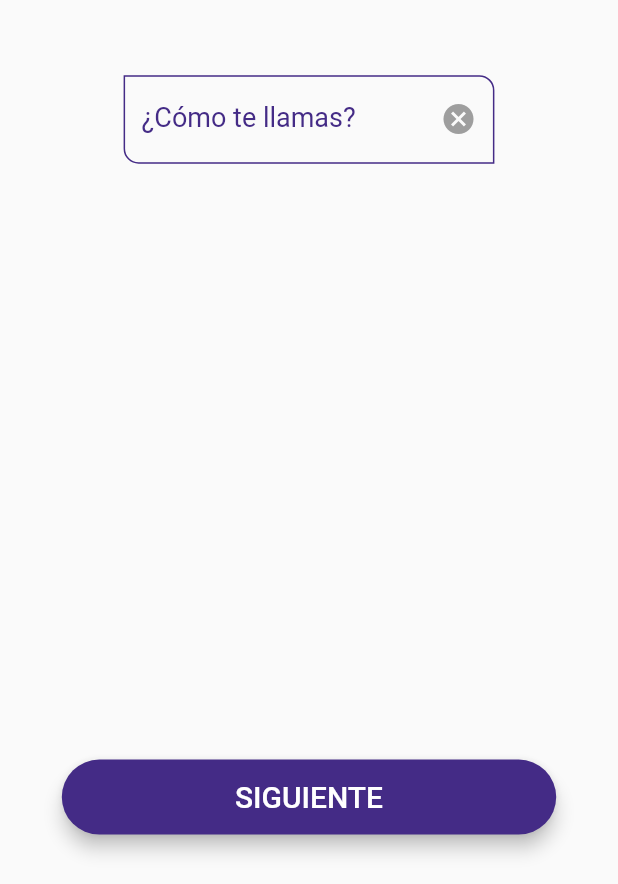
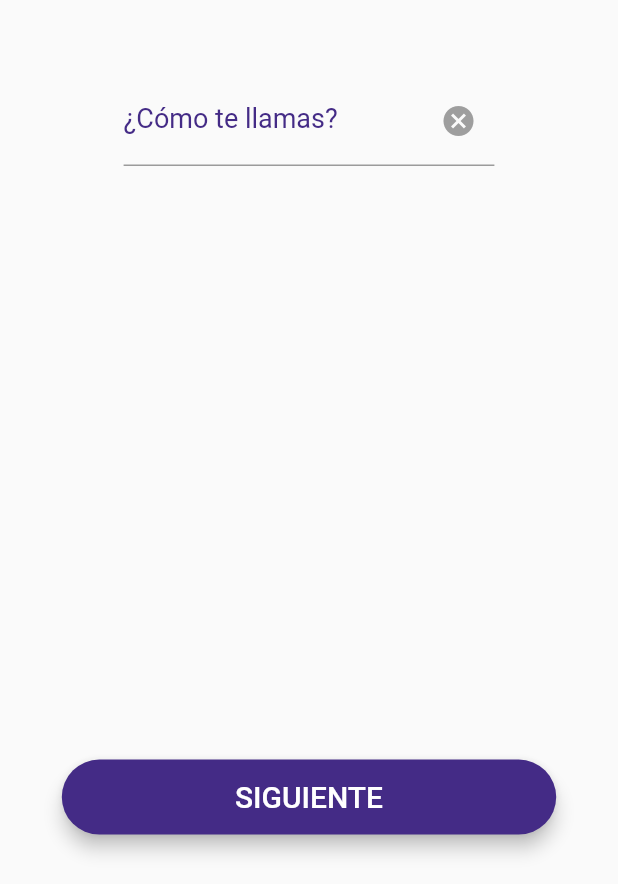
Before and after one commit to kevinlakb/Devsign, a Flutter app: the LoginScreen1 screen opened by its route, on a phone screen of 412 x 824 dp, the part 352-1236 px from its top. Run offline on Flutter 3.47's test engine with Material 2 defaults, Android fonts, the light colour scheme and no system bars; our stand-ins replace flutter_speed_dial, table_calendar.

Commit message:
Without TextField Style

```diff
--- a/lib/themes/app_theme.dart
+++ b/lib/themes/app_theme.dart
@@ -20,7 +20,6 @@ class AppTheme {
   );
 
   static final ThemeData lightTheme = ThemeData.light().copyWith(
-
     // Color primario
     primaryColor: primary,
 
@@ -48,23 +47,24 @@ class AppTheme {
       style: ElevatedButton.styleFrom(
           primary: primary, shape: const StadiumBorder(), elevation: 0),
     ),
-      inputDecorationTheme: const InputDecorationTheme(
-        floatingLabelStyle: TextStyle(color: primary),
-        enabledBorder: OutlineInputBorder(
-            borderSide: BorderSide(color: primary),
-            borderRadius: BorderRadius.only(
-                bottomLeft: Radius.circular(10),
-                topRight: Radius.circular(10))),
-        focusedBorder: OutlineInputBorder(
-            borderSide: BorderSide(color: primary),
-            borderRadius: BorderRadius.only(
-                bottomLeft: Radius.circular(10),
-                topRight: Radius.circular(10))),
-        border: OutlineInputBorder(
-            borderRadius: BorderRadius.only(
-                bottomLeft: Radius.circular(10),
-                topRight: Radius.circular(10))),
-      ));
+    // inputDecorationTheme: const InputDecorationTheme(
+    //   floatingLabelStyle: TextStyle(color: primary),
+    //   enabledBorder: OutlineInputBorder(
+    //       borderSide: BorderSide(color: primary),
+    //       borderRadius: BorderRadius.only(
+    //           bottomLeft: Radius.circular(10),
+    //           topRight: Radius.circular(10))),
+    //   focusedBorder: OutlineInputBorder(
+    //       borderSide: BorderSide(color: primary),
+    //       borderRadius: BorderRadius.only(
+    //           bottomLeft: Radius.circular(10),
+    //           topRight: Radius.circular(10))),
+    //   border: OutlineInputBorder(
+    //       borderRadius: BorderRadius.only(
+    //           bottomLeft: Radius.circular(10),
+    //           topRight: Radius.circular(10))),
+    // )
+  );
 
   static final ThemeData darkTheme = ThemeData.dark().copyWith(
 
```
Lines whose indentation alone changed are shown as unchanged.
